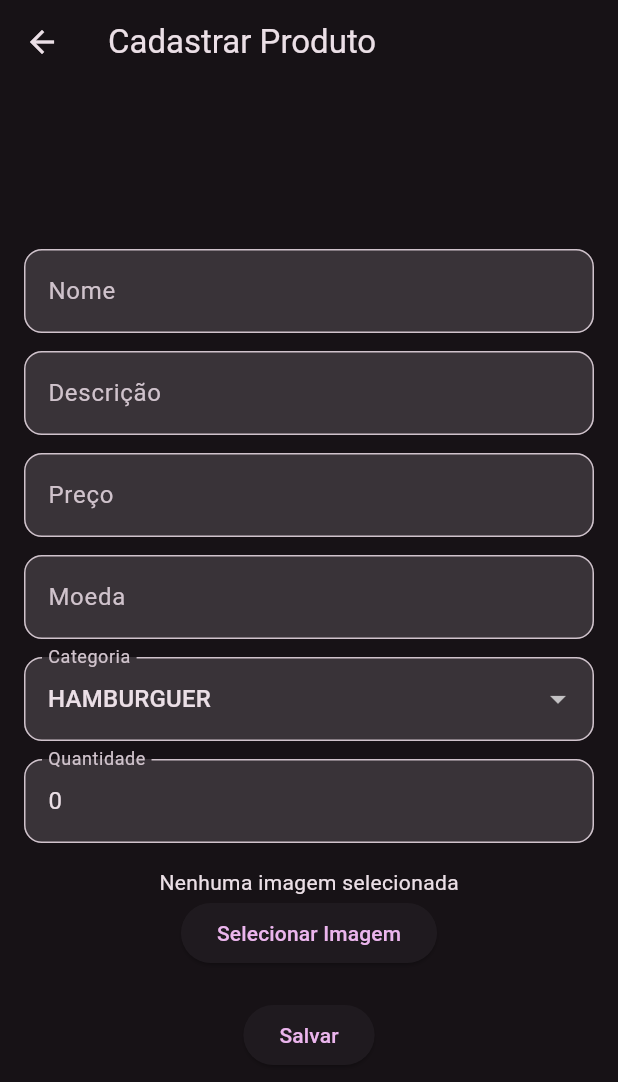
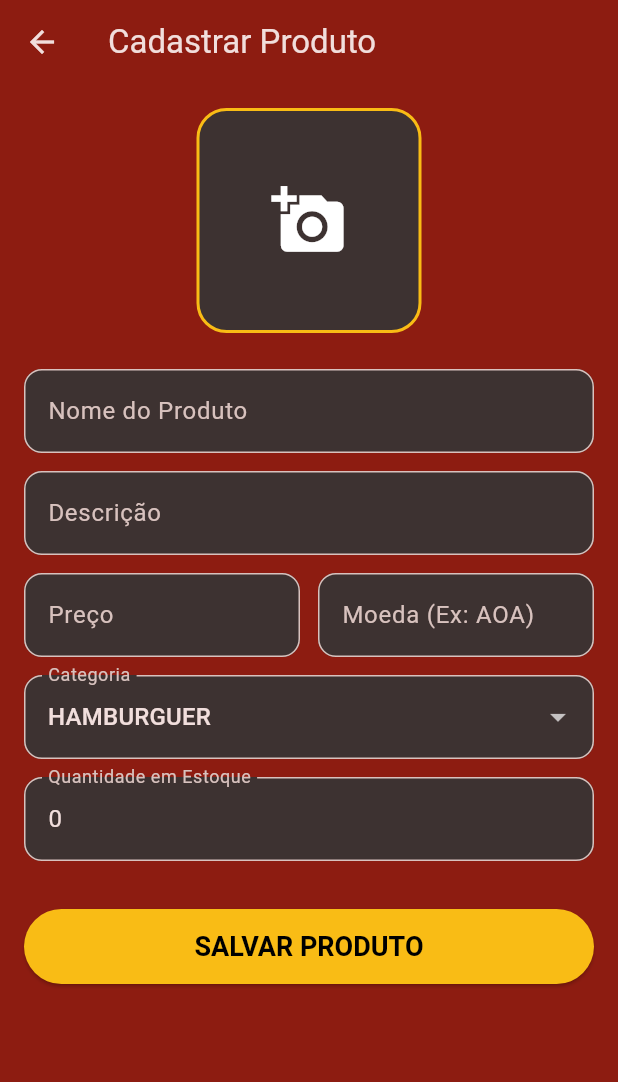
Before and after one commit to renatoGaspar24/sistema_gestao, a Flutter app: the CadastroProdutoPage screen opened directly with empty values, on a phone screen of 412 x 824 dp. Shown: the top 1082 px of the screen. Run offline on Flutter 3.47's test engine with Material 3 defaults, Android fonts, the phone set to English and light mode, and no system bars; our stand-ins replace hive, hive_flutter, image_picker; accounts and stored records are empty.

Commit message:
mudanca na add de imagem

```diff
--- a/lib/cadastro_produto_page.dart
+++ b/lib/cadastro_produto_page.dart
@@ -1,6 +1,8 @@
 import 'dart:io';
+// ignore: unnecessary_import
+import 'dart:typed_data'; // IMPORTANTE: Para usar Uint8List (bytes)
 import 'package:flutter/material.dart';
-import 'package:flutter/foundation.dart';
+import 'package:flutter/foundation.dart'; // Para usar kIsWeb
 import 'package:image_picker/image_picker.dart';
 import 'package:path_provider/path_provider.dart';
 import 'package:path/path.dart' as path;
@@ -19,34 +21,60 @@ class _CadastroProdutoPageState extends State<CadastroProdutoPage> {
   final TextEditingController _descricao = TextEditingController();
   final TextEditingController _preco = TextEditingController();
   final TextEditingController _moeda = TextEditingController();
+  final TextEditingController _quantidade = TextEditingController(text: '0');
+
   Categoria _categoria = Categoria.hamburguer;
-  final TextEditingController _quantidade = TextEditingController(text: '0');
-  File? _imagemSelecionada;
+
+  // Variáveis para imagem
+  File? _imagemSelecionada;   // Adicionado para armazenar a imagem selecionada (Mobile)
+  Uint8List? _webImageBytes; // Adicionado para armazenar os bytes da imagem (Web)
+
   final ImagePicker _picker = ImagePicker();
 
   Future<void> _selecionarImagem() async {
     final XFile? imagem = await _picker.pickImage(source: ImageSource.gallery);
+
     if (imagem != null) {
+      final bytes = await imagem.readAsBytes();
+
       setState(() {
-        _imagemSelecionada = File(imagem.path);
+        _webImageBytes = bytes; // Usado para mostrar na tela (Web/Mobile)
+        _imagemSelecionada = File(imagem.path); // Usado para salvar no projeto (Mobile)
       });
     }
   }
 
-  Future<String> _salvarImagem(File imagem) async {
-    final directory = await getApplicationDocumentsDirectory();
-    final nomeArquivo = path.basename(imagem.path);
-    final caminhoSalvo = path.join(directory.path, nomeArquivo);
-    await imagem.copy(caminhoSalvo);
-    return caminhoSalvo;
+  Future<String> _salvarImagemNoProjeto(File imagem) async {
+    // Se estiver na Web, a imagem vai ser salva em um caminho temporário (pois não temos acesso ao sistema de arquivos local)
+    if (kIsWeb) return 'caminho_web_temporario';
+
+    final appDir = await getApplicationDocumentsDirectory();
+    final pastaImagens = Directory('${appDir.path}/produtos_fotos');
+    if (!await pastaImagens.exists()) {
+      await pastaImagens.create(recursive: true);
+    }
+
+    final String extensao = path.extension(imagem.path);
+    final String nomeArquivo = "img_${DateTime.now().millisecondsSinceEpoch}$extensao";
+    final String caminhoFinal = path.join(pastaImagens.path, nomeArquivo);
+
+    await imagem.copy(caminhoFinal);
+    return caminhoFinal;
   }
 
   void _salvar() async {
-    if (_nome.text.isEmpty || _preco.text.isEmpty) return;
+    if (_nome.text.isEmpty || _preco.text.isEmpty) {
+      ScaffoldMessenger.of(context).showSnackBar(
+        const SnackBar(content: Text("Preencha o nome e o preço!")),
+      );
+      return;
+    }
+
     String imagemPath = '';
     if (_imagemSelecionada != null) {
-      imagemPath = await _salvarImagem(_imagemSelecionada!);
+      imagemPath = await _salvarImagemNoProjeto(_imagemSelecionada!);
     }
+
     final novo = Produto(
       nome: _nome.text,
       descricao: _descricao.text,
@@ -56,6 +84,7 @@ class _CadastroProdutoPageState extends State<CadastroProdutoPage> {
       categoria: _categoria,
       quantidade: int.tryParse(_quantidade.text) ?? 0,
     );
+
     widget.onSalvar(novo);
     if (mounted) {
       Navigator.pop(context);
@@ -68,128 +97,89 @@ class _CadastroProdutoPageState extends State<CadastroProdutoPage> {
       appBar: AppBar(
         title: const Text("Cadastrar Produto"),
         elevation: 0,
-        backgroundColor: Theme.of(context).colorScheme.surface,
-        foregroundColor: Theme.of(context).colorScheme.onSurface,
+        backgroundColor: Colors.transparent,
       ),
-      body: Center(
-        child: Padding(
+      body: SingleChildScrollView(
         padding: const EdgeInsets.all(16),
         child: Column(
-            mainAxisSize: MainAxisSize.min,
           children: [
-              TextField(
-                controller: _nome,
-                decoration: InputDecoration(
-                  labelText: "Nome",
-                  border: OutlineInputBorder(
-                    borderRadius: BorderRadius.circular(12),
+            // Preview da Imagem
+            GestureDetector(
+              onTap: _selecionarImagem,
+              child: Container(
+                height: 150,
+                width: 150,
+                decoration: BoxDecoration(
+                  color: Theme.of(context).colorScheme.surfaceContainerHighest,
+                  borderRadius: BorderRadius.circular(20),
+                  border: Border.all(color: Theme.of(context).colorScheme.primary, width: 2),
                 ),
-                  filled: true,
-                  fillColor: Theme.of(
-                    context,
-                  ).colorScheme.surfaceContainerHighest,
+                child: _webImageBytes != null
+                    ? ClipRRect(
+                        borderRadius: BorderRadius.circular(18),
+                        child: Image.memory(_webImageBytes!, fit: BoxFit.cover),
+                      )
+                    : const Icon(Icons.add_a_photo, size: 50),
               ),
             ),
+            const SizedBox(height: 24),
+
+            _buildTextField(_nome, "Nome do Produto"),
             const SizedBox(height: 12),
-              TextField(
-                controller: _descricao,
-                decoration: InputDecoration(
-                  labelText: "Descrição",
-                  border: OutlineInputBorder(
-                    borderRadius: BorderRadius.circular(12),
-                  ),
-                  filled: true,
-                  fillColor: Theme.of(
-                    context,
-                  ).colorScheme.surfaceContainerHighest,
-                ),
+            _buildTextField(_descricao, "Descrição"),
+            const SizedBox(height: 12),
+
+            Row(
+              children: [
+                Expanded(child: _buildTextField(_preco, "Preço", isNumber: true)),
+                const SizedBox(width: 12),
+                Expanded(child: _buildTextField(_moeda, "Moeda (Ex: AOA)")),
+              ],
             ),
             const SizedBox(height: 12),
-              TextField(
-                controller: _preco,
-                decoration: InputDecoration(
-                  labelText: "Preço",
-                  border: OutlineInputBorder(
-                    borderRadius: BorderRadius.circular(12),
-                  ),
-                  filled: true,
-                  fillColor: Theme.of(
-                    context,
-                  ).colorScheme.surfaceContainerHighest,
-                ),
-                keyboardType: TextInputType.number,
-              ),
-              const SizedBox(height: 12),
-              TextField(
-                controller: _moeda,
-                decoration: InputDecoration(
-                  labelText: "Moeda",
-                  border: OutlineInputBorder(
-                    borderRadius: BorderRadius.circular(12),
-                  ),
-                  filled: true,
-                  fillColor: Theme.of(
-                    context,
-                  ).colorScheme.surfaceContainerHighest,
-                ),
-              ),
-              const SizedBox(height: 12),
+
             DropdownButtonFormField<Categoria>(
-                initialValue: _categoria,
+              // ignore: deprecated_member_use
+              value: _categoria,
               decoration: InputDecoration(
                 labelText: 'Categoria',
-                  border: OutlineInputBorder(
-                    borderRadius: BorderRadius.circular(12),
-                  ),
+                border: OutlineInputBorder(borderRadius: BorderRadius.circular(12)),
                 filled: true,
-                  fillColor: Theme.of(
-                    context,
-                  ).colorScheme.surfaceContainerHighest,
               ),
               items: Categoria.values.map((c) {
-                  return DropdownMenuItem(
-                    value: c,
-                    child: Text(c.name.toUpperCase()),
-                  );
+                return DropdownMenuItem(value: c, child: Text(c.name.toUpperCase()));
               }).toList(),
               onChanged: (c) {
                 if (c != null) setState(() => _categoria = c);
               },
             ),
             const SizedBox(height: 12),
-              TextField(
-                controller: _quantidade,
-                decoration: InputDecoration(
-                  labelText: "Quantidade",
-                  border: OutlineInputBorder(
-                    borderRadius: BorderRadius.circular(12),
+            _buildTextField(_quantidade, "Quantidade em Estoque", isNumber: true),
+
+            const SizedBox(height: 32),
+            SizedBox(
+              width: double.infinity,
+              height: 50,
+              child: ElevatedButton(
+                onPressed: _salvar,
+                child: const Text("SALVAR PRODUTO", style: TextStyle(fontSize: 18)),
               ),
-                  filled: true,
-                  fillColor: Theme.of(
-                    context,
-                  ).colorScheme.surfaceContainerHighest,
             ),
-                keyboardType: TextInputType.number,
-              ),
-              const SizedBox(height: 16),
-              _imagemSelecionada != null && !kIsWeb
-                  ? Image.file(
-                      _imagemSelecionada!,
-                      height: 100,
-                      width: 100,
-                      fit: BoxFit.cover,
-                    )
-                  : const Text("Nenhuma imagem selecionada"),
-              ElevatedButton(
-                onPressed: _selecionarImagem,
-                child: const Text("Selecionar Imagem"),
-              ),
-              const SizedBox(height: 20),
-              ElevatedButton(onPressed: _salvar, child: const Text("Salvar")),
           ],
-          ),
         ),
       ),
     );
   }
+
+  Widget _buildTextField(TextEditingController controller, String label, {bool isNumber = false}) {
+    return TextField(
+      controller: controller,
+      keyboardType: isNumber ? TextInputType.number : TextInputType.text,
+      decoration: InputDecoration(
+        labelText: label,
+        border: OutlineInputBorder(borderRadius: BorderRadius.circular(12)),
+        filled: true,
+      ),
+    );
   }
+}
--- a/lib/main.dart
+++ b/lib/main.dart
@@ -8,12 +8,16 @@ import 'pedido_service.dart';
 void main() async {
   WidgetsFlutterBinding.ensureInitialized();
   await Hive.initFlutter();
+
   final produtoService = ProdutoService();
   await produtoService.init();
+
   final usuarioService = UsuarioService();
   await usuarioService.init();
+
   final pedidoService = PedidoService(produtoService: produtoService);
   await pedidoService.init();
+
   runApp(
     MyApp(
       produtoService: produtoService,
@@ -39,11 +43,28 @@ class MyApp extends StatelessWidget {
   Widget build(BuildContext context) {
     return MaterialApp(
       debugShowCheckedModeBanner: false,
-      title: 'Sistema de Gestão',
+      title: 'Cokylicious',
       theme: ThemeData(
         useMaterial3: true,
-        colorSchemeSeed: Colors.purple,
-        brightness: Brightness.dark,
+
+        colorScheme: ColorScheme.fromSeed(
+          seedColor: const Color.fromARGB(255, 141, 38, 29),
+          primary: const Color(0xFFF9BC15),
+          secondary: const Color.fromARGB(255, 175, 58, 44),
+          surface: const Color.fromARGB(255, 163, 39, 28),
+          brightness: Brightness.dark,
+        ),
+
+        scaffoldBackgroundColor: const Color.fromARGB(255, 141, 28, 17),
+
+
+        elevatedButtonTheme: ElevatedButtonThemeData(
+          style: ElevatedButton.styleFrom(
+            backgroundColor: const Color(0xFFF9BC15),
+            foregroundColor: Colors.black,
+            textStyle: const TextStyle(fontWeight: FontWeight.bold),
+          ),
+        ),
       ),
       home: WelcomePage(
         produtoService: produtoService,
```
Lines whose indentation alone changed are shown as unchanged.
